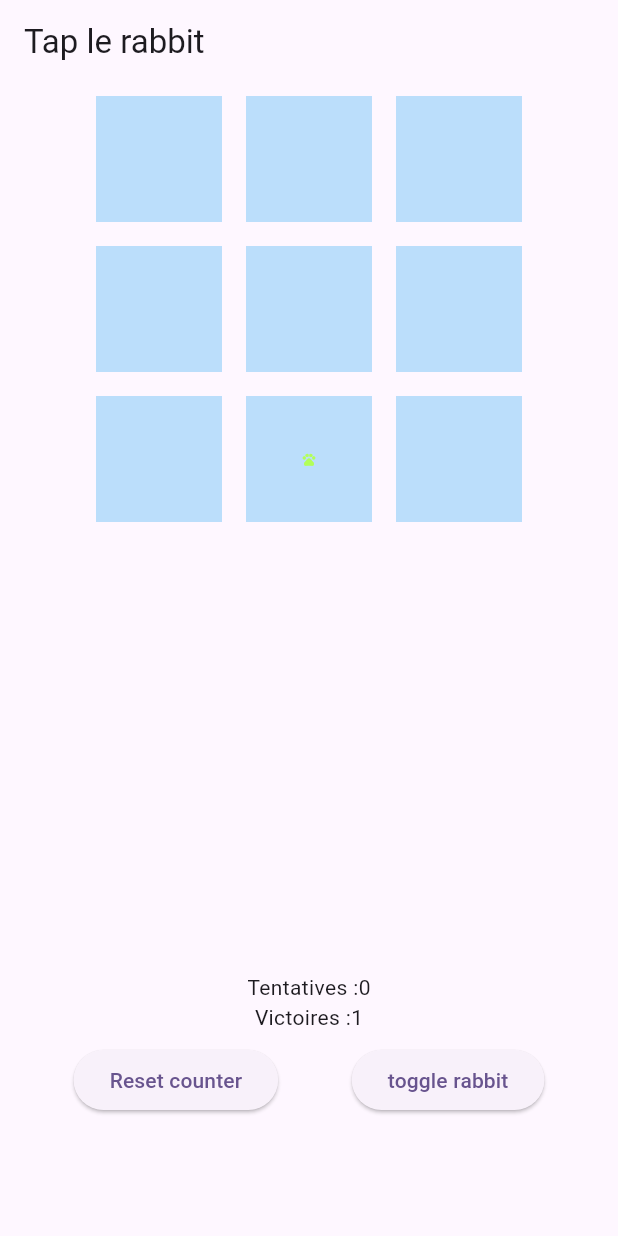
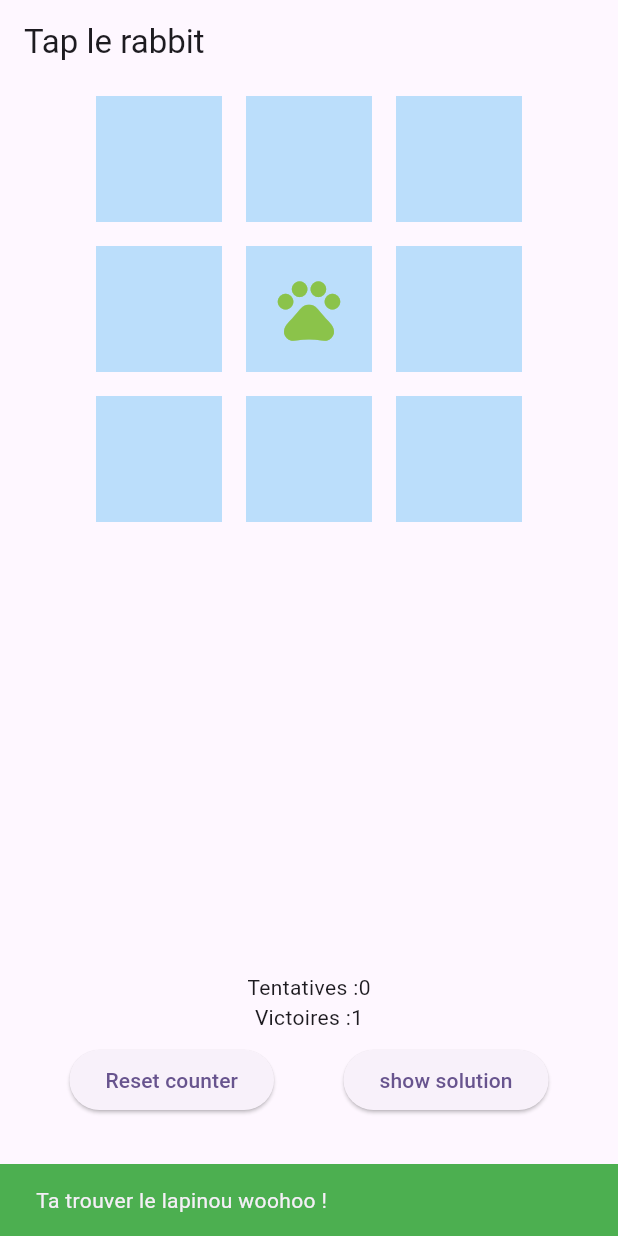
Before and after one commit to raysam1998/tap_le_lapin, a Flutter app: the screen it shows after launch, after a tap on the "pets" icon, on a phone screen of 412 x 824 dp. Run offline on Flutter 3.47's test engine with Material 3 defaults, Android fonts, the phone set to English and light mode, and no system bars.

Commit message:
update : better animations

```diff
--- a/lib/main.dart
+++ b/lib/main.dart
@@ -40,9 +40,13 @@ class _MyHomePageState extends State<MyHomePage> {
   int found = 0;
   bool showRabbit = true;
   bool _isHovered = false;
-  int _hoveredIndex = -1;
+  int _hoveredIndex = -1; //hold
 
-  void _randomizeLeLapinou(){
+  double _rabbitOpacity = 0.0;
+  List<bool> clickedContainers =
+      List.generate(9, (index) => false); //tracks clicked
+
+  void _randomizeLeLapinou() {
     rabbitPosition = Random().nextInt(9);
   }
 
@@ -83,38 +87,59 @@ class _MyHomePageState extends State<MyHomePage> {
                     setState(() {
                       _hoveredIndex = index;
                     });
-
                   },
                   onExit: (event) {
                     setState(() {
                       _hoveredIndex = -1;
                     });
-
                   },
                   child: GestureDetector(
                     onTap: () {
                       setState(() {
                         if (index == rabbitPosition) {
                           found++;
+                          //snackbar
+                          ScaffoldMessenger.of(context).showSnackBar(SnackBar(
+                            content: Text('Ta trouver le lapinou woohoo !'),
+                            duration: Duration(seconds: 1),
+                            backgroundColor: Colors.green,
+                          ));
+                          //animate le lapinou
+                          _rabbitOpacity = 1.0;
+                          //buncha code to animate the rabbit easing in n out
+                          Future.delayed(Duration(seconds: 1), () {
+                            //hide rabbit icon after 1s
+                            _rabbitOpacity = 0.0;
                             _randomizeLeLapinou();
+                            //reset list
+                            clickedContainers =
+                                List.generate(9, (index) => false);
+                          });
                         } else {
+                          clickedContainers[index] = true;
+                          print(clickedContainers);
                           attempts++;
                         }
                       });
                     },
+                    child: Center(
                       child: AnimatedContainer(
                         duration: Duration(milliseconds: 300),
                         margin: EdgeInsets.all(8.0),
-                      color: index == _hoveredIndex ?  Colors.red[100] : Colors.blue[100],
+                        color: index == _hoveredIndex
+                            ? Colors.red[100] //if we hovering then red
+                            : clickedContainers[
+                                    index] //else if clickedContainer
+                                ? Colors.yellow[100] //then yellow
+                                : Colors.blue[100], // else standard blue
                         //if showRabbit bool is true and index on rabbit show the rabbit
                         child: Center(
                           child: showRabbit && index == rabbitPosition
-                            ? Icon(
-                                Icons.pets,
-                                size: 10.0,
-                                color: Colors.lightGreenAccent,
-                              )
+                              ? RabbitIcon(opacity: _rabbitOpacity)//if we are allowed to show the rabbit then
+                              : clickedContainers[index]
+                                  ? sadEmoji()
                                   : null,
+                        ),
                       ),
                     ),
                   ),
@@ -133,7 +158,7 @@ class _MyHomePageState extends State<MyHomePage> {
             mainAxisAlignment: MainAxisAlignment.spaceEvenly,
             children: [
               ElevatedButton(
-                onPressed :() {
+                onPressed: () {
                   setState(() {
                     attempts = 0;
                     found = 0;
@@ -142,12 +167,12 @@ class _MyHomePageState extends State<MyHomePage> {
                 child: Text("Reset counter"),
               ),
               ElevatedButton(
-                onPressed :() {
+                onPressed: () {
                   setState(() {
                     showRabbit = !showRabbit;
                   });
                 },
-                child: Text("toggle rabbit"),
+                child: Text("show solution"),
               ),
             ],
           ),
@@ -157,3 +182,35 @@ class _MyHomePageState extends State<MyHomePage> {
     );
   }
 }
+
+class RabbitIcon extends StatelessWidget {
+  final double opacity;
+
+  RabbitIcon({required this.opacity});
+
+  @override
+  Widget build(BuildContext context) {
+    // TODO: implement build
+    return AnimatedOpacity(
+      opacity: opacity,
+      duration: Duration(milliseconds: 300),
+      child: Icon(
+        Icons.pets,
+        size: 50,
+        color: Colors.lightGreen,
+      ),
+    );
+  }
+}
+
+class sadEmoji extends StatelessWidget {
+  @override
+  Widget build(BuildContext context) {
+    // TODO: implement build
+    return Icon(
+      Icons.sentiment_dissatisfied,
+      size: 50.0,
+      color: Colors.red,
+    );
+  }
+}
```
Lines whose indentation alone changed are shown as unchanged.
